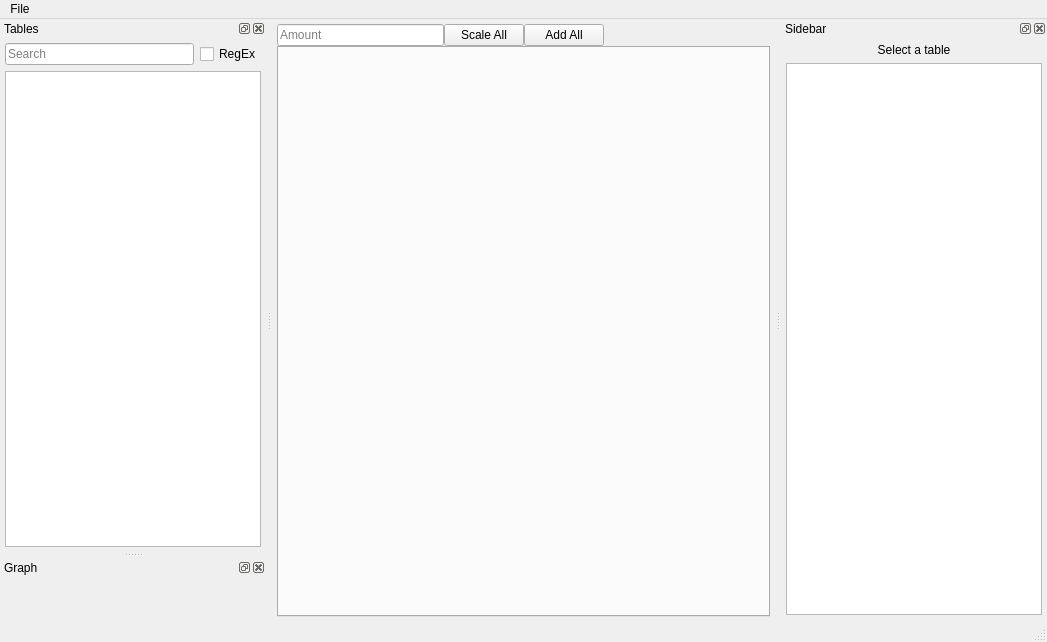
LibreTuner/LibreTuner, file src/MainWindow.ui: the form before one commit.
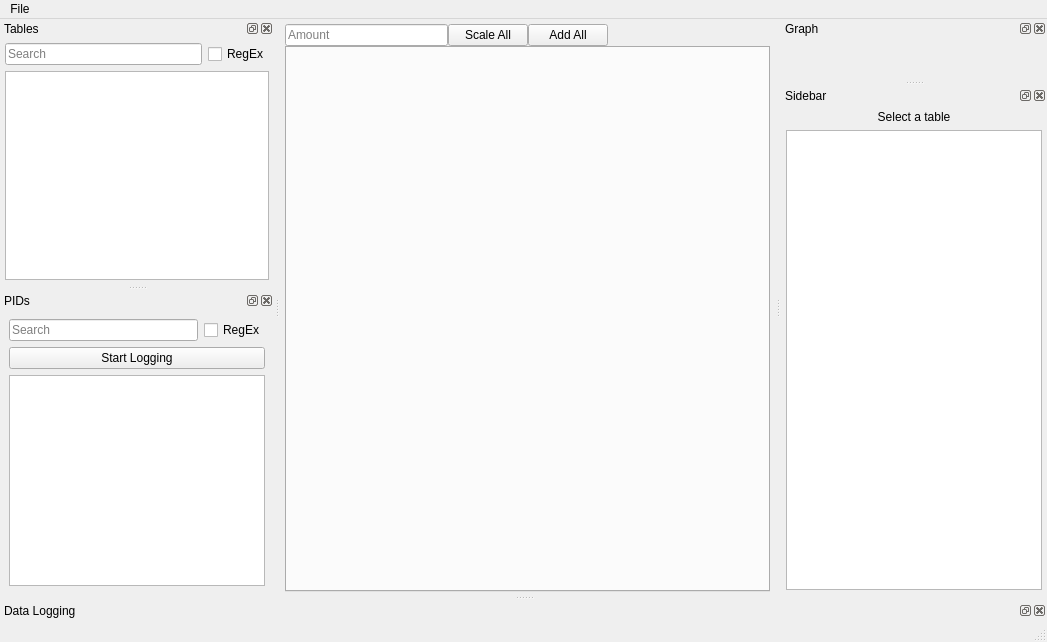
The form after the commit. Custom widgets are drawn as their Qt base class.

Diff of the .ui file:
```diff
--- a/src/MainWindow.ui
+++ b/src/MainWindow.ui
@@ -170,7 +170,7 @@
              <string>Graph</string>
          </property>
          <attribute name="dockWidgetArea">
-             <number>1</number>
+    <number>2</number>
          </attribute>
          <widget class="QWidget" name="dockWidgetContents_2">
              <layout class="QVBoxLayout" name="verticalLayout_2">
@@ -236,6 +236,58 @@
              </layout>
          </widget>
      </widget>
+  <widget class="QDockWidget" name="dockDatalog">
+   <property name="windowTitle">
+    <string>Data Logging</string>
+   </property>
+   <attribute name="dockWidgetArea">
+    <number>8</number>
+   </attribute>
+   <widget class="QWidget" name="dockDatalogContents"/>
+  </widget>
+  <widget class="QDockWidget" name="dockPids">
+   <property name="features">
+    <set>QDockWidget::AllDockWidgetFeatures</set>
+   </property>
+   <property name="windowTitle">
+    <string>PIDs</string>
+   </property>
+   <attribute name="dockWidgetArea">
+    <number>1</number>
+   </attribute>
+   <widget class="QWidget" name="dockWidgetContents_4">
+    <layout class="QVBoxLayout" name="verticalLayout_5">
+     <item>
+      <layout class="QHBoxLayout" name="horizontalLayout_3">
+       <item>
+        <widget class="QLineEdit" name="linePIdSearch">
+         <property name="placeholderText">
+          <string>Search</string>
+         </property>
+        </widget>
+       </item>
+       <item>
+        <widget class="QCheckBox" name="checkPidRegex">
+         <property name="text">
+          <string>RegEx</string>
+         </property>
+        </widget>
+       </item>
+      </layout>
+     </item>
+     <item>
+      <widget class="QPushButton" name="buttonStartLog">
+       <property name="text">
+        <string>Start Logging</string>
+       </property>
+      </widget>
+     </item>
+     <item>
+      <widget class="QListView" name="treePids"/>
+     </item>
+    </layout>
+   </widget>
+  </widget>
      <action name="actionSettings">
          <property name="text">
              <string>Settings</string>
```
Left out of the diff: 2 changed lines with no effect on the pictures. Lines whose indentation alone changed are shown as unchanged.
